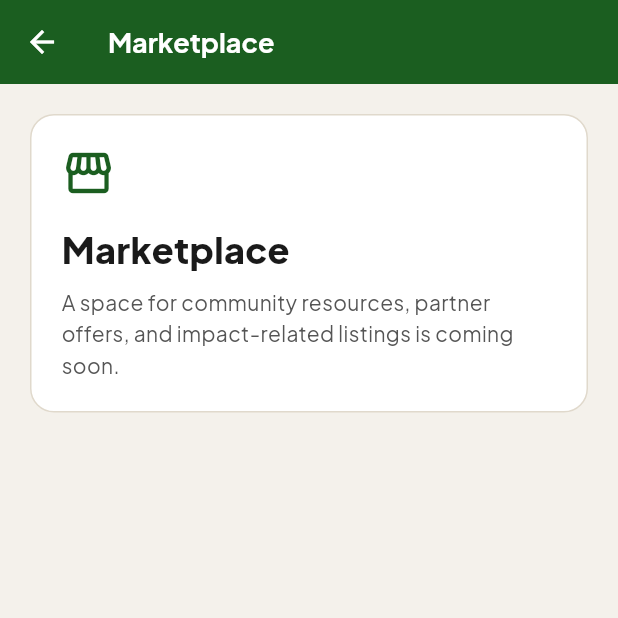
After one commit to shahirwadi/JomImpact, a Flutter app: the MarketplaceScreen screen opened directly, on a phone screen of 412 x 824 dp, the top half of it. The commit adds this screen. Run offline on Flutter 3.47's test engine with Material 3 defaults, Android fonts, the phone set to English and light mode, and no system bars; our stand-ins replace cached_network_image, cloud_firestore, firebase_auth, firebase_core, google_fonts, image_picker; accounts and stored records are empty.

Commit message:
Fix Social Media

```diff
--- a/lib/viewmodels/feed_viewmodel.dart
+++ b/lib/viewmodels/feed_viewmodel.dart
@@ -20,6 +20,8 @@ class FeedViewModel extends ChangeNotifier {
     String? imageUrl,
   }) async {
     if (content.trim().isEmpty && (imageUrl == null || imageUrl.isEmpty)) {
+      _error = 'Add some text or a photo before publishing.';
+      notifyListeners();
       return false;
     }
 
--- a/lib/views/organizer/organizer_main.dart
+++ b/lib/views/organizer/organizer_main.dart
@@ -3,6 +3,7 @@
 import 'package:flutter/material.dart';
 import '../../utils/app_theme.dart';
 import '../shared/feed_screen.dart';
+import '../shared/marketplace_screen.dart';
 import 'organizer_dashboard_screen.dart';
 import 'organizer_events_screen.dart';
 import 'organizer_profile_screen.dart';
@@ -20,6 +21,7 @@ class _OrganizerMainState extends State<OrganizerMain> {
     OrganizerDashboardScreen(),
     FeedScreen(),
     OrganizerEventsScreen(),
+    MarketplaceScreen(),
     OrganizerProfileScreen(),
   ];
 
@@ -56,6 +58,10 @@ class _OrganizerMainState extends State<OrganizerMain> {
                 activeIcon: Icon(Icons.event),
                 label: 'My Events'),
             BottomNavigationBarItem(
+                icon: Icon(Icons.storefront_outlined),
+                activeIcon: Icon(Icons.storefront),
+                label: 'Market'),
+            BottomNavigationBarItem(
                 icon: Icon(Icons.person_outline),
                 activeIcon: Icon(Icons.person),
                 label: 'Profile'),
--- /dev/null
+++ b/lib/views/shared/marketplace_screen.dart
@@ -0,0 +1,56 @@
+// lib/views/shared/marketplace_screen.dart
+
+import 'package:flutter/material.dart';
+import '../../utils/app_theme.dart';
+
+class MarketplaceScreen extends StatelessWidget {
+  const MarketplaceScreen({super.key});
+
+  @override
+  Widget build(BuildContext context) {
+    return Scaffold(
+      backgroundColor: AppTheme.background,
+      appBar: AppBar(title: const Text('Marketplace')),
+      body: SafeArea(
+        child: ListView(
+          padding: const EdgeInsets.all(20),
+          children: [
+            Container(
+              padding: const EdgeInsets.all(20),
+              decoration: BoxDecoration(
+                color: AppTheme.card,
+                borderRadius: BorderRadius.circular(16),
+                border: Border.all(color: AppTheme.divider),
+              ),
+              child: const Column(
+                crossAxisAlignment: CrossAxisAlignment.start,
+                children: [
+                  Icon(Icons.storefront_outlined,
+                      color: AppTheme.primary, size: 36),
+                  SizedBox(height: 16),
+                  Text(
+                    'Marketplace',
+                    style: TextStyle(
+                      fontSize: 24,
+                      fontWeight: FontWeight.w800,
+                      color: AppTheme.textDark,
+                    ),
+                  ),
+                  SizedBox(height: 8),
+                  Text(
+                    'A space for community resources, partner offers, and impact-related listings is coming soon.',
+                    style: TextStyle(
+                      fontSize: 14,
+                      height: 1.5,
+                      color: AppTheme.textMedium,
+                    ),
+                  ),
+                ],
+              ),
+            ),
+          ],
+        ),
+      ),
+    );
+  }
+}
--- a/lib/views/volunteer/volunteer_main.dart
+++ b/lib/views/volunteer/volunteer_main.dart
@@ -6,6 +6,7 @@ import '../../utils/app_theme.dart';
 import '../../viewmodels/auth_viewmodel.dart';
 import '../../viewmodels/event_viewmodel.dart';
 import '../shared/feed_screen.dart';
+import '../shared/marketplace_screen.dart';
 import 'volunteer_browse_screen.dart';
 import 'volunteer_organizers_screen.dart';
 import 'volunteer_my_events_screen.dart';
@@ -25,6 +26,7 @@ class _VolunteerMainState extends State<VolunteerMain> {
     FeedScreen(),
     VolunteerOrganizersScreen(),
     VolunteerMyEventsScreen(),
+    MarketplaceScreen(),
     VolunteerProfileScreen(),
   ];
 
@@ -76,6 +78,10 @@ class _VolunteerMainState extends State<VolunteerMain> {
                 activeIcon: Icon(Icons.bookmark),
                 label: 'My Events'),
             BottomNavigationBarItem(
+                icon: Icon(Icons.storefront_outlined),
+                activeIcon: Icon(Icons.storefront),
+                label: 'Market'),
+            BottomNavigationBarItem(
                 icon: Icon(Icons.person_outline),
                 activeIcon: Icon(Icons.person),
                 label: 'Profile'),
```
Also changed, not shown: 1 other file.
